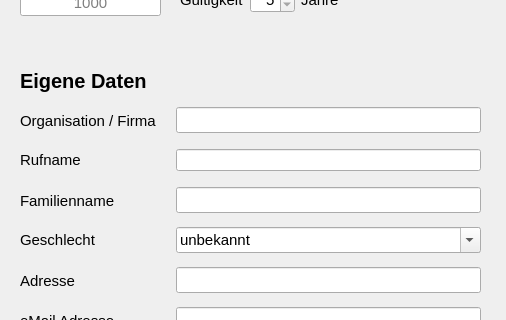
Above: src/gui/qt/ui_components/dialog_create_minuto.ui from minutogit/eMinuto-Desktop-Prototype before the change; both pictures show x 0 to 506 and y 135 to 455 of the 506 by 747 pixel window. Below: the same form after it.
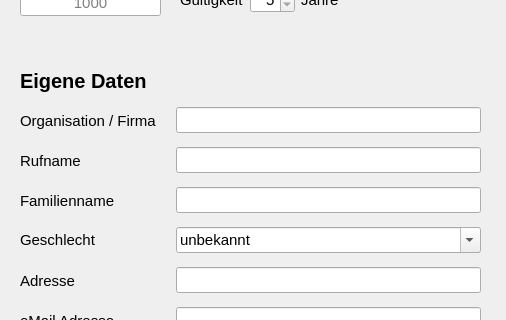
That is the form after the change.

```diff
--- a/src/gui/qt/ui_components/dialog_create_minuto.ui
+++ b/src/gui/qt/ui_components/dialog_create_minuto.ui
@@ -25,7 +25,7 @@
      <x>20</x>
      <y>280</y>
      <width>461</width>
-     <height>30</height>
+     <height>31</height>
     </rect>
    </property>
    <layout class="QHBoxLayout" name="horizontalLayout_first_name">
@@ -48,7 +48,13 @@
      </widget>
     </item>
     <item>
-     <widget class="QLineEdit" name="lineEdit_creator_first_name"/>
+     <widget class="QLineEdit" name="lineEdit_creator_first_name">
+      <property name="font">
+       <font>
+        <pointsize>11</pointsize>
+       </font>
+      </property>
+     </widget>
     </item>
    </layout>
   </widget>
```
